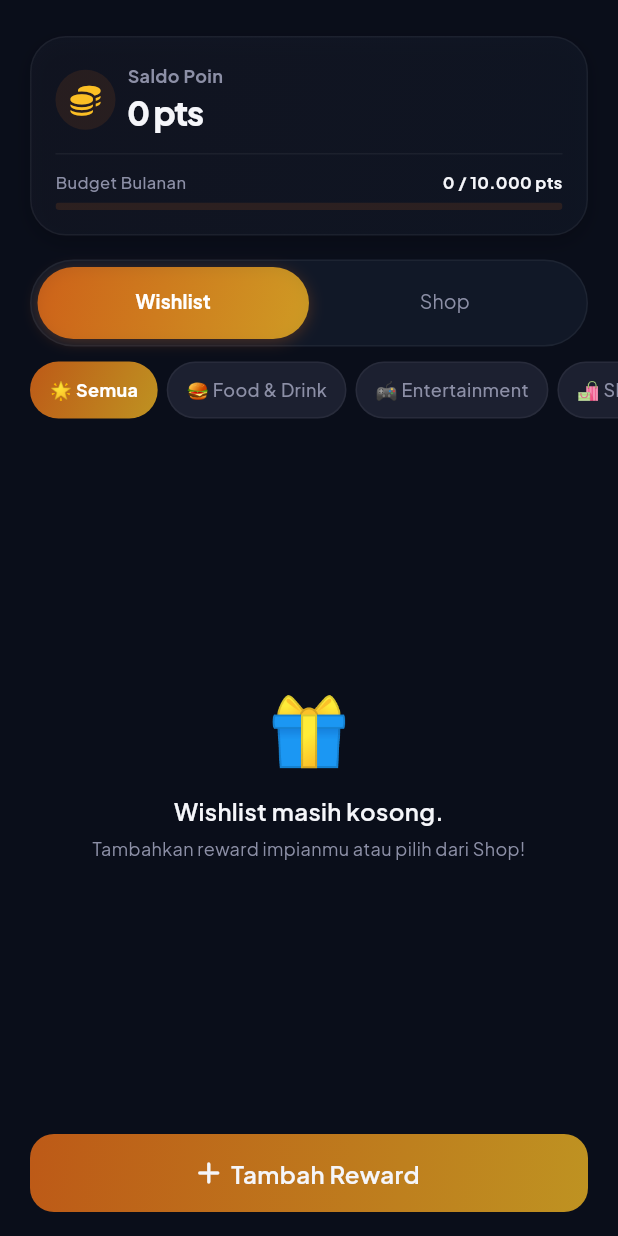
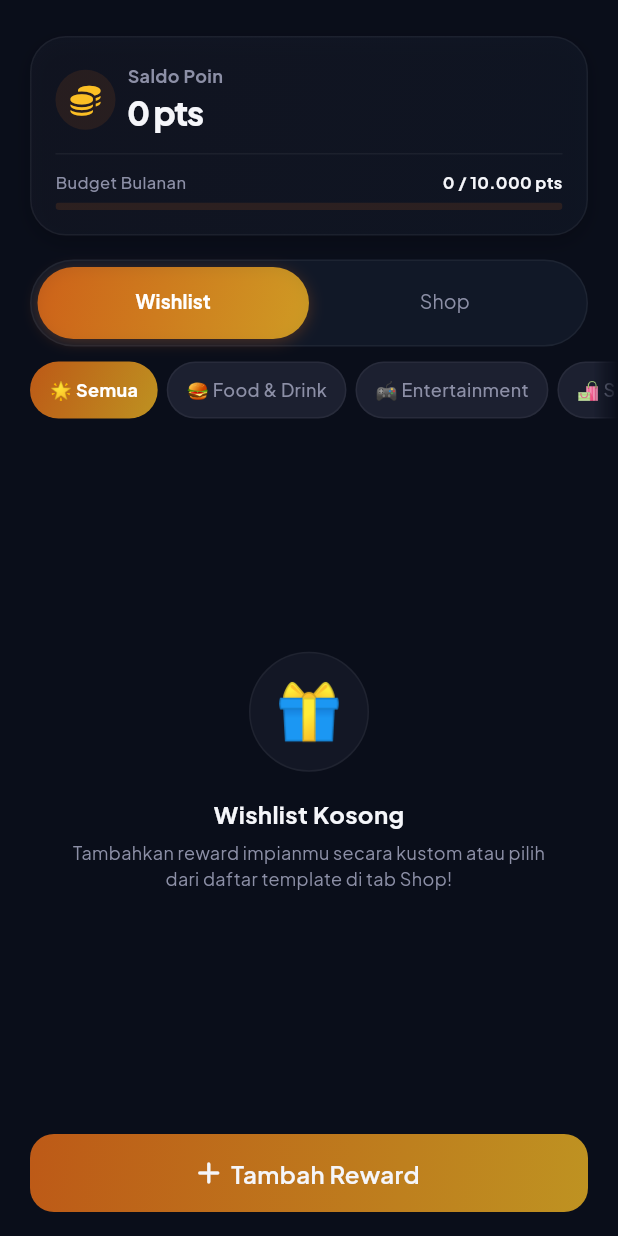
Before and after one commit to Reinvy/flutter-earnjoy, a Flutter app: the RewardScreen screen opened directly, on a phone screen of 412 x 824 dp. Run offline on Flutter 3.47's test engine with Material 3 defaults, Android fonts, the phone set to English and light mode, and no system bars; our stand-ins replace confetti, fl_chart, flutter_local_notifications, font_awesome_flutter, google_fonts, objectbox and 3 more; missing offline and left inert: home_widget; accounts and stored records are empty; generated files the repository leaves out were written again.

```diff
--- a/lib/presentation/screens/reward/reward_screen.dart
+++ b/lib/presentation/screens/reward/reward_screen.dart
@@ -665,7 +665,17 @@ class _CategoryFilter extends StatelessWidget {
 
   @override
   Widget build(BuildContext context) {
-    return SizedBox(
+    return ShaderMask(
+      shaderCallback: (Rect rect) {
+        return const LinearGradient(
+          begin: Alignment.centerLeft,
+          end: Alignment.centerRight,
+          colors: [Colors.purple, Colors.transparent, Colors.transparent, Colors.purple],
+          stops: [0.0, 0.04, 0.96, 1.0],
+        ).createShader(rect);
+      },
+      blendMode: BlendMode.dstOut,
+      child: SizedBox(
         height: 42,
         child: ListView(
           scrollDirection: Axis.horizontal,
@@ -692,6 +702,7 @@ class _CategoryFilter extends StatelessWidget {
               );
             }),
           ],
+        ),
       ),
     );
   }
@@ -754,15 +765,34 @@ class _EmptyWishlist extends StatelessWidget {
         child: Column(
           mainAxisSize: MainAxisSize.min,
           children: [
-            const Text('🎁', style: TextStyle(fontSize: 44)),
-            const SizedBox(height: AppSpacing.sm),
-            const Text('Wishlist masih kosong.',
-                style: AppText.title, textAlign: TextAlign.center),
-            const SizedBox(height: AppSpacing.xs),
-            Text(
-              'Tambahkan reward impianmu atau pilih dari Shop!',
-              style: AppText.body.copyWith(fontSize: 12),
+            Container(
+              width: 80,
+              height: 80,
+              decoration: BoxDecoration(
+                color: AppColors.surfaceHigh.withValues(alpha: 0.5),
+                shape: BoxShape.circle,
+                border: Border.all(color: AppColors.glassBorder),
+              ),
+              alignment: Alignment.center,
+              child: const Text('🎁', style: TextStyle(fontSize: 36)),
+            ),
+            const SizedBox(height: AppSpacing.md),
+            const Text(
+              'Wishlist Kosong',
+              style: TextStyle(
+                fontSize: 16,
+                fontWeight: FontWeight.bold,
+                color: AppColors.textPrimary,
+              ),
+            ),
+            const SizedBox(height: 6),
+            Padding(
+              padding: const EdgeInsets.symmetric(horizontal: AppSpacing.md),
+              child: Text(
+                'Tambahkan reward impianmu secara kustom atau pilih dari daftar template di tab Shop!',
+                style: AppText.body.copyWith(fontSize: 12, height: 1.4, color: AppColors.textSecondary),
                 textAlign: TextAlign.center,
+              ),
             ),
           ],
         ),
@@ -782,12 +812,31 @@ class _EmptyShop extends StatelessWidget {
         child: Column(
           mainAxisSize: MainAxisSize.min,
           children: [
-            const Text('🛍️', style: TextStyle(fontSize: 44)),
-            const SizedBox(height: AppSpacing.sm),
+            Container(
+              width: 80,
+              height: 80,
+              decoration: BoxDecoration(
+                color: AppColors.surfaceHigh.withValues(alpha: 0.5),
+                shape: BoxShape.circle,
+                border: Border.all(color: AppColors.glassBorder),
+              ),
+              alignment: Alignment.center,
+              child: const Text('🛍️', style: TextStyle(fontSize: 36)),
+            ),
+            const SizedBox(height: AppSpacing.md),
             Text(
-              'Tidak ada template di kategori ini.',
-              style: AppText.title.copyWith(fontSize: 14),
+              'Shop Kosong',
+              style: AppText.title.copyWith(fontSize: 16, fontWeight: FontWeight.bold),
               textAlign: TextAlign.center,
+            ),
+            const SizedBox(height: 6),
+            Padding(
+              padding: const EdgeInsets.symmetric(horizontal: AppSpacing.md),
+              child: Text(
+                'Tidak ada template reward yang tersedia dalam kategori ini.',
+                style: AppText.body.copyWith(fontSize: 12, height: 1.4, color: AppColors.textSecondary),
+                textAlign: TextAlign.center,
+              ),
             ),
           ],
         ),
@@ -867,6 +916,22 @@ class _RedeemConfirmSheet extends StatelessWidget {
             overflow: TextOverflow.ellipsis,
           ),
           const SizedBox(height: AppSpacing.lg),
+
+          // Visual points flow indicator
+          Padding(
+            padding: const EdgeInsets.only(bottom: AppSpacing.md),
+            child: Row(
+              mainAxisAlignment: MainAxisAlignment.center,
+              children: [
+                _buildPointIndicator(userBalance.toPointsLabel, AppColors.textSecondary),
+                const SizedBox(width: 12),
+                const FaIcon(FontAwesomeIcons.arrowRightLong, size: 14, color: AppColors.textDisabled),
+                const SizedBox(width: 12),
+                _buildPointIndicator(balanceAfter.toPointsLabel, AppColors.success),
+              ],
+            ),
+          ),
+
           Container(
             padding: const EdgeInsets.all(AppSpacing.md),
             decoration: BoxDecoration(
@@ -934,6 +999,32 @@ class _RedeemConfirmSheet extends StatelessWidget {
                     style: AppText.body
                         .copyWith(color: AppColors.textSecondary, fontWeight: FontWeight.w500)),
               ),
+            ),
+          ),
+        ],
+      ),
+    );
+  }
+
+  Widget _buildPointIndicator(String value, Color color) {
+    return Container(
+      padding: const EdgeInsets.symmetric(horizontal: 12, vertical: 6),
+      decoration: BoxDecoration(
+        color: AppColors.surfaceHigh,
+        borderRadius: BorderRadius.circular(AppRadius.sm),
+        border: Border.all(color: AppColors.glassBorder),
+      ),
+      child: Row(
+        mainAxisSize: MainAxisSize.min,
+        children: [
+          const FaIcon(FontAwesomeIcons.coins, color: AppColors.primaryLight, size: 12),
+          const SizedBox(width: 6),
+          Text(
+            '$value pts',
+            style: TextStyle(
+              color: color,
+              fontWeight: FontWeight.bold,
+              fontSize: 12,
             ),
           ),
         ],
```
Lines whose indentation alone changed are shown as unchanged.
